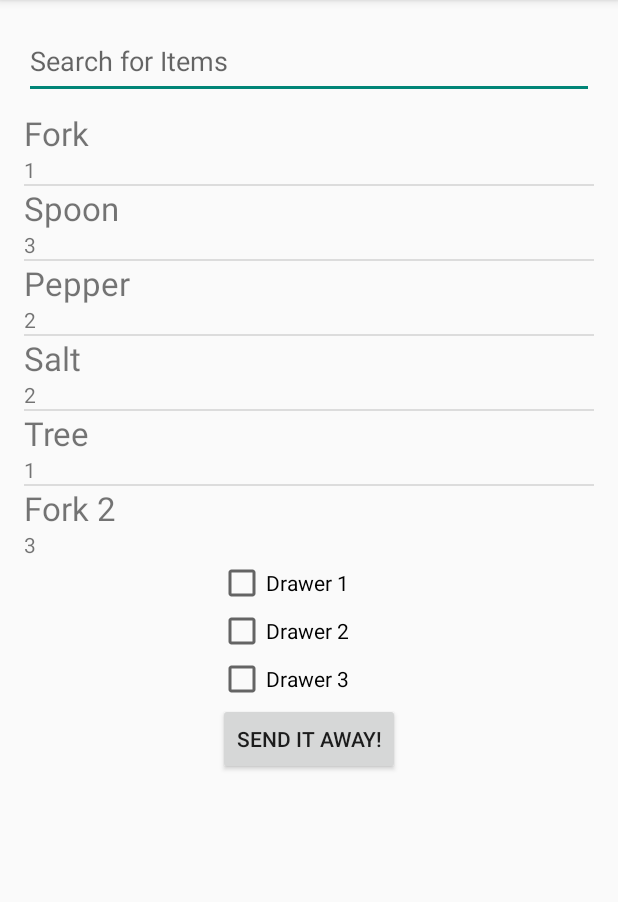
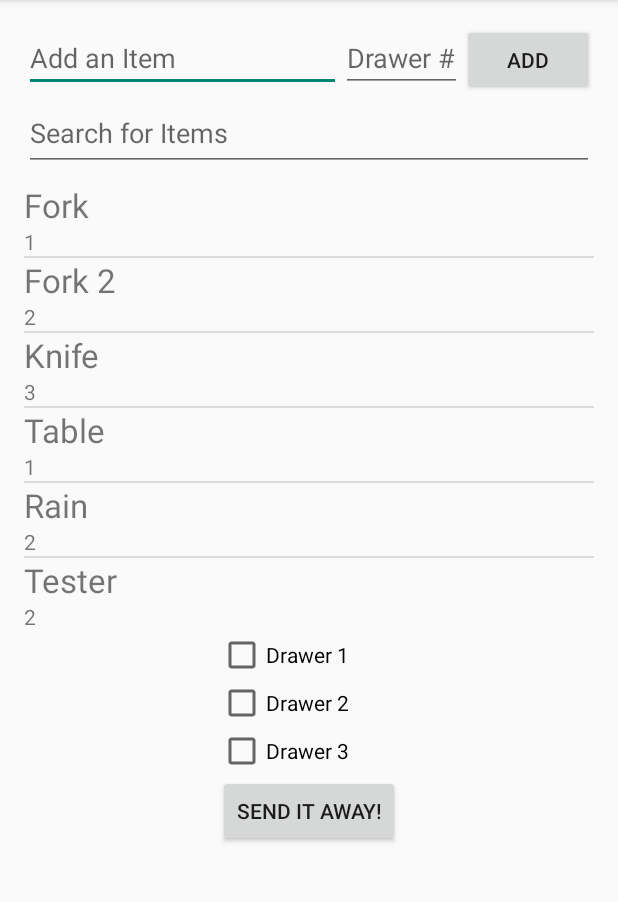
Before and after one commit to vishalkuo/HackTheNorth, an Android app: the screen it shows after launch (MainActivity), on a phone screen of 412 x 824 dp, the part 84-986 px from its top. Run offline under Robolectric (Android 15) with nearby library versions, the phone set to English and light mode, and no system bars; libraries missing offline, so code that uses them is left out: retrofit.client.

Commit message:
Refactored to use DrawerItems

```diff
--- a/Android/Kitchen-Ehhd/app/src/main/java/com/kitchen_ehhd/MainActivity.java
+++ b/Android/Kitchen-Ehhd/app/src/main/java/com/kitchen_ehhd/MainActivity.java
@@ -16,11 +16,13 @@ import android.widget.EditText;
 import android.widget.ListView;
 
 import com.kitchen_ehhd.Models.Drawer;
+import com.kitchen_ehhd.Models.DrawerItem;
 import com.kitchen_ehhd.Models.Globals;
 import com.kitchen_ehhd.Models.MockSearchItems;
 import com.kitchen_ehhd.Services.APIService;
 import com.kitchen_ehhd.VIewAdapters.MapAdapter;
 
+import java.util.ArrayList;
 import java.util.Map;
 
 import retrofit.Callback;
@@ -36,6 +38,7 @@ public class MainActivity extends Activity {
     private Map<String, Integer> itemMap;
     private MapAdapter mapAdapter;
     private EditText searchBar;
+    private ArrayList<DrawerItem> drawerItems;
 
     @Override
     protected void onCreate(Bundle savedInstanceState) {
@@ -43,15 +46,17 @@ public class MainActivity extends Activity {
         setContentView(R.layout.activity_main);
 
         final Button button = (Button) findViewById(R.id.send);
+        final Button addButton = (Button) findViewById(R.id.add_item_button);
 
         searchBar = (EditText)findViewById(R.id.search_bar);
+
+        populateDrawerItems();
 
         /**
          * POPULATE LISTVIEW
          */
         itemList = (ListView)findViewById(R.id.search_items);
-        itemMap = new MockSearchItems().getItemToDrawerMap();
-        mapAdapter = new MapAdapter(itemMap);
+        //itemMap = new MockSearchItems().getItemToDrawerMap();
         populateListView();
 
         button.setOnClickListener(new View.OnClickListener() {
@@ -85,6 +90,20 @@ public class MainActivity extends Activity {
 
              }
         });
+
+        addButton.setOnClickListener(new View.OnClickListener() {
+            public void onClick(View v) {
+                EditText addItemText = (EditText)findViewById(R.id.add_item_text);
+                EditText drawerNumText = (EditText)findViewById(R.id.drawer_number);
+                String itemName = addItemText.getText().toString();
+                String drawerNum = drawerNumText.getText().toString();
+
+                if(!itemName.equals("") && !drawerNum.equals("")) {
+                    itemMap.put(itemName, Integer.valueOf(drawerNum));
+                    mapAdapter.notifyDataSetChanged();
+                }
+            }
+        });
     }
 
     @Override
@@ -108,12 +127,12 @@ public class MainActivity extends Activity {
      * LAZY STATIC OBJECTS
      */
     private void populateListView(){
-        mapAdapter = new MapAdapter(itemMap);
+        mapAdapter = new MapAdapter(drawerItems);
         itemList.setAdapter(mapAdapter);
         itemList.setOnItemClickListener(new AdapterView.OnItemClickListener() {
             @Override
             public void onItemClick(AdapterView<?> adapterView, View view, int i, long l) {
-                Log.d("LOL", itemMap.keySet().toArray()[i].toString());
+                Log.d("LOL", drawerItems.get(i).getName());
             }
         });
 
@@ -137,6 +156,15 @@ public class MainActivity extends Activity {
 
     }
 
+    private void populateDrawerItems() {
+        drawerItems = new ArrayList<>();
+        drawerItems.add(new DrawerItem("Fork", 1));
+        drawerItems.add(new DrawerItem("Fork 2", 2));
+        drawerItems.add(new DrawerItem("Knife", 3));
+        drawerItems.add(new DrawerItem("Table", 1));
+        drawerItems.add(new DrawerItem("Rain", 2));
+        drawerItems.add(new DrawerItem("Tester", 2));
+    }
     private class RESTCall extends AsyncTask<Void, Void, Void>{
         private String req;
 
--- /dev/null
+++ b/Android/Kitchen-Ehhd/app/src/main/java/com/kitchen_ehhd/Models/DrawerItem.java
@@ -0,0 +1,22 @@
+package com.kitchen_ehhd.Models;
+
+/**
+ * Created by yisen_000 on 2015-09-19.
+ */
+public class DrawerItem {
+    private String name;
+    private int drawerNum;
+
+    public DrawerItem(String name, int drawerNum) {
+        this.name = name;
+        this.drawerNum = drawerNum;
+    }
+
+    public String getName() {
+        return name;
+    }
+
+    public int getDrawerNum() {
+        return drawerNum;
+    }
+}
--- a/Android/Kitchen-Ehhd/app/src/main/java/com/kitchen_ehhd/VIewAdapters/MapAdapter.java
+++ b/Android/Kitchen-Ehhd/app/src/main/java/com/kitchen_ehhd/VIewAdapters/MapAdapter.java
@@ -9,6 +9,8 @@ import android.widget.Filter;
 import android.widget.Filterable;
 import android.widget.TextView;
 
+import com.kitchen_ehhd.Models.Drawer;
+import com.kitchen_ehhd.Models.DrawerItem;
 import com.kitchen_ehhd.R;
 
 import java.util.ArrayList;
@@ -19,23 +21,24 @@ import java.util.Map;
  * Created by vishalkuo on 15-09-19.
  */
 public class MapAdapter extends BaseAdapter implements Filterable {
-    private final ArrayList<Map.Entry<String, Integer>> mapData;
-    private final ArrayList<Map.Entry<String, Integer>> viewData;
+    private final ArrayList<DrawerItem> mapData;
+    private final ArrayList<DrawerItem> viewData;
 
-    public MapAdapter(Map<String, Integer> map) {
-        mapData = new ArrayList<>();
-        viewData = new ArrayList<>();
-        mapData.addAll(map.entrySet());
-        viewData.addAll(map.entrySet());
+    public MapAdapter(List<DrawerItem> map) {
+        mapData = (ArrayList<DrawerItem>)map;
+        viewData = (ArrayList<DrawerItem>)map;
     }
 
     @Override
     public int getCount() {
         return viewData.size();
     }
+    public void appendToData(String item, int drawerNum) {
+        mapData.add(new DrawerItem(item, drawerNum));
+    }
 
     @Override
-    public Map.Entry<String, Integer> getItem(int i) {
+    public DrawerItem getItem(int i) {
         return viewData.get(i);
     }
 
@@ -56,10 +59,10 @@ public class MapAdapter extends BaseAdapter implements Filterable {
             endView = view;
         }
 
-        Map.Entry<String, Integer> items = getItem(i);
+        DrawerItem items = getItem(i);
 
-        ((TextView)endView.findViewById(R.id.item_name)).setText(items.getKey());
-        ((TextView)endView.findViewById(R.id.drawer_number)).setText(String.valueOf(items.getValue()));
+        ((TextView)endView.findViewById(R.id.item_name)).setText(items.getName());
+        ((TextView)endView.findViewById(R.id.drawer_number)).setText(String.valueOf(items.getDrawerNum()));
 
         return endView;
     }
@@ -69,9 +72,9 @@ public class MapAdapter extends BaseAdapter implements Filterable {
         return new Filter() {
             @Override
             protected FilterResults performFiltering(CharSequence charSequence) {
-                List<Map.Entry<String, Integer>> filteredList = new ArrayList<>();
-                for (Map.Entry<String, Integer> entry : mapData){
-                    if (entry.getKey().toLowerCase().contains(charSequence.toString().toLowerCase())){
+                List<DrawerItem> filteredList = new ArrayList<>();
+                for (DrawerItem entry : mapData){
+                    if (entry.getName().toLowerCase().contains(charSequence.toString().toLowerCase())){
                         filteredList.add(entry);
                     }
                 }
@@ -84,7 +87,7 @@ public class MapAdapter extends BaseAdapter implements Filterable {
             @Override
             protected void publishResults(CharSequence charSequence, FilterResults filterResults) {
                 viewData.clear();
-                viewData.addAll((List<Map.Entry<String, Integer>>) filterResults.values);
+                viewData.addAll((List<DrawerItem>) filterResults.values);
                 notifyDataSetChanged();
 
             }
--- a/Android/Kitchen-Ehhd/app/src/main/res/layout/activity_main.xml
+++ b/Android/Kitchen-Ehhd/app/src/main/res/layout/activity_main.xml
@@ -8,6 +8,28 @@
     android:paddingBottom="@dimen/activity_vertical_margin"
     android:orientation="vertical"
     tools:context=".MainActivity">
+    <LinearLayout
+        android:layout_width="fill_parent"
+        android:layout_height="wrap_content"
+        android:orientation="horizontal">
+        <EditText
+            android:id="@+id/add_item_text"
+            android:layout_width="0dp"
+            android:layout_height="wrap_content"
+            android:hint="@string/add_item_hint"
+            android:layout_weight="1"/>
+        <EditText
+            android:id="@+id/drawer_number"
+            android:layout_width="wrap_content"
+            android:layout_height="wrap_content"
+            android:hint="@string/drawer_number_hint"
+            android:inputType="number"/>
+        <Button
+            android:id="@+id/add_item_button"
+            android:layout_width="wrap_content"
+            android:layout_height="wrap_content"
+            android:text="@string/add_button"/>
+    </LinearLayout>
     <EditText
         android:id = "@+id/search_bar"
         android:hint="@string/search_bar_hint"
--- a/Android/Kitchen-Ehhd/app/src/main/res/values/strings.xml
+++ b/Android/Kitchen-Ehhd/app/src/main/res/values/strings.xml
@@ -8,4 +8,7 @@
     <string name="drawer3">Drawer 3</string>
     <string name="send">Send it away!</string>
     <string name="search_bar_hint">Search for Items</string>
+    <string name="add_item_hint">Add an Item</string>
+    <string name="add_button">Add</string>
+    <string name="drawer_number_hint">Drawer #</string>
 </resources>
```
Also changed, not shown: 1 other file.
